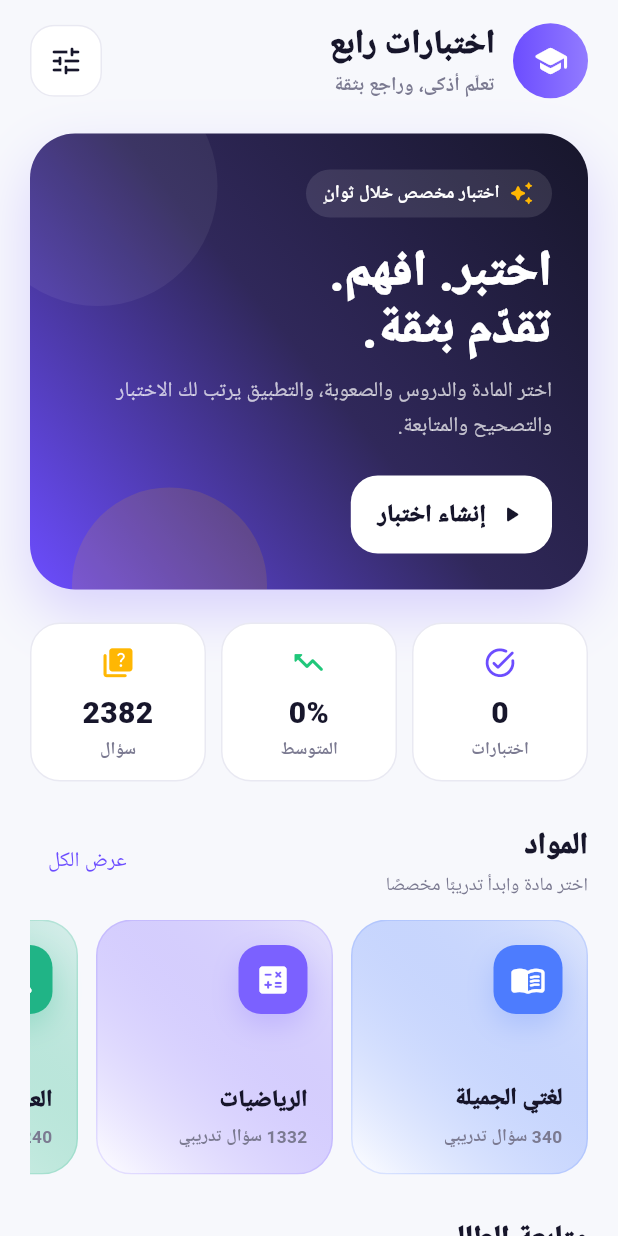
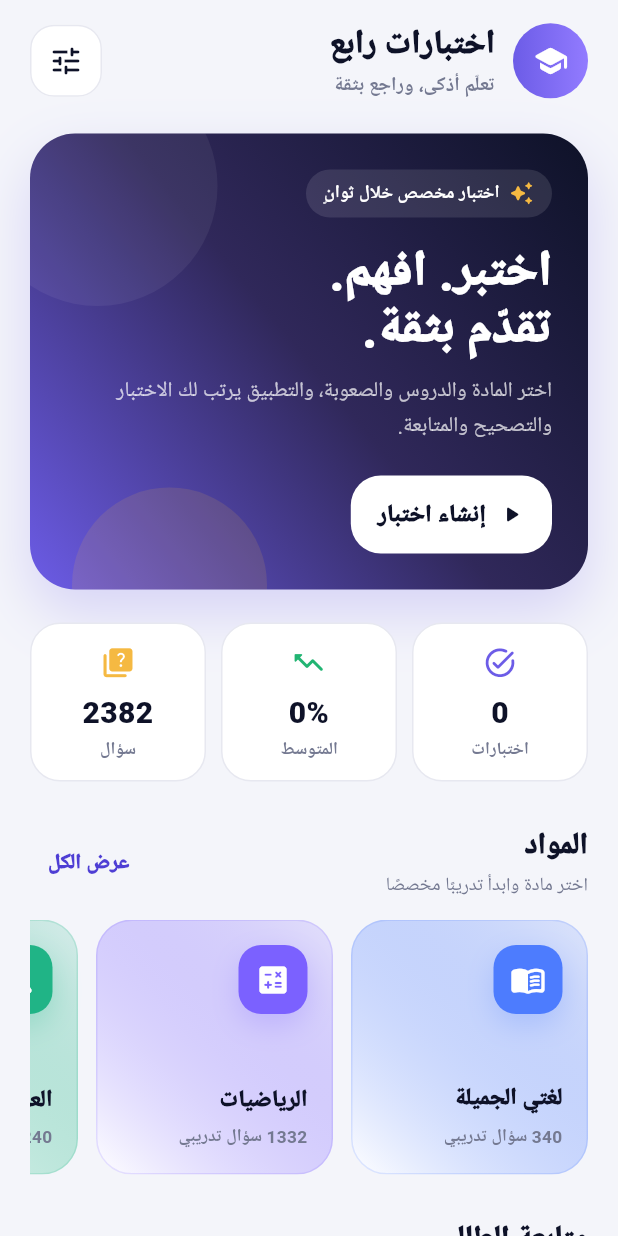
Before and after one commit to mksstoore-gif/ikhtibarat_rabe, a Flutter app: the screen it shows after launch, on a phone screen of 412 x 824 dp. Run offline on Flutter 3.47's test engine with Material 3 defaults, Android fonts, the phone set to English and light mode, and no system bars; our stand-ins replace pdf, printing, shared_preferences, sqflite; accounts and stored records are empty.

Commit message:
feat(ui): introduce premium design system

```diff
--- a/lib/theme/app_theme.dart
+++ b/lib/theme/app_theme.dart
@@ -1,16 +1,26 @@
 import 'package:flutter/material.dart';
 
 class AppColors {
-  static const primary = Color(0xFF6C4DFF);
-  static const primaryDark = Color(0xFF4B34D2);
-  static const navy = Color(0xFF17162B);
-  static const gold = Color(0xFFFFB703);
-  static const background = Color(0xFFF7F8FC);
-  static const success = Color(0xFF20C77A);
-  static const danger = Color(0xFFF04438);
-  static const muted = Color(0xFF7B7A91);
-  static const border = Color(0xFFE9E9F2);
-  static const lavender = Color(0xFFF0EDFF);
+  static const primary = Color(0xFF6C5CE7);
+  static const primaryDeep = Color(0xFF4E3ED4);
+  static const primarySoft = Color(0xFFEDEAFF);
+  static const navy = Color(0xFF0E1228);
+  static const navySoft = Color(0xFF1B2144);
+  static const gold = Color(0xFFF5B942);
+  static const goldSoft = Color(0xFFFFF4D8);
+  static const background = Color(0xFFF4F5FA);
+  static const surface = Color(0xFFFFFFFF);
+  static const surfaceSoft = Color(0xFFF9F9FC);
+  static const success = Color(0xFF22B573);
+  static const successSoft = Color(0xFFE9F9F1);
+  static const danger = Color(0xFFEE5B5B);
+  static const dangerSoft = Color(0xFFFFEEEE);
+  static const info = Color(0xFF4A7CF7);
+  static const infoSoft = Color(0xFFEBF1FF);
+  static const text = Color(0xFF14182C);
+  static const muted = Color(0xFF747991);
+  static const border = Color(0xFFE7E8F0);
+  static const lavender = Color(0xFFF1EFFF);
 }
 
 class AppTheme {
@@ -20,35 +30,44 @@ class AppTheme {
       brightness: Brightness.light,
       primary: AppColors.primary,
       secondary: AppColors.gold,
-      surface: Colors.white,
+      surface: AppColors.surface,
+      error: AppColors.danger,
     );
 
-    return ThemeData(
+    final base = ThemeData(
       useMaterial3: true,
       colorScheme: scheme,
       scaffoldBackgroundColor: AppColors.background,
+    );
+
+    return base.copyWith(
       splashFactory: InkSparkle.splashFactory,
+      textTheme: base.textTheme.apply(
+        bodyColor: AppColors.text,
+        displayColor: AppColors.text,
+      ),
       appBarTheme: const AppBarTheme(
         backgroundColor: AppColors.background,
-        foregroundColor: AppColors.navy,
+        foregroundColor: AppColors.text,
         elevation: 0,
         scrolledUnderElevation: 0,
         surfaceTintColor: Colors.transparent,
         centerTitle: false,
         titleTextStyle: TextStyle(
-          color: AppColors.navy,
+          color: AppColors.text,
           fontSize: 20,
           fontWeight: FontWeight.w900,
+          letterSpacing: -.2,
         ),
       ),
       cardTheme: CardThemeData(
-        color: Colors.white,
+        color: AppColors.surface,
         elevation: 0,
         margin: EdgeInsets.zero,
         surfaceTintColor: Colors.transparent,
         shadowColor: AppColors.primary.withOpacity(.08),
         shape: RoundedRectangleBorder(
-          borderRadius: BorderRadius.circular(24),
+          borderRadius: BorderRadius.circular(26),
           side: const BorderSide(color: AppColors.border),
         ),
       ),
@@ -60,61 +79,87 @@ class AppTheme {
       ),
       inputDecorationTheme: InputDecorationTheme(
         filled: true,
-        fillColor: Colors.white,
-        contentPadding: const EdgeInsets.symmetric(horizontal: 16, vertical: 16),
-        hintStyle: const TextStyle(color: AppColors.muted),
+        fillColor: AppColors.surface,
+        contentPadding: const EdgeInsets.symmetric(horizontal: 18, vertical: 17),
+        hintStyle: const TextStyle(color: AppColors.muted, fontWeight: FontWeight.w500),
+        labelStyle: const TextStyle(color: AppColors.muted, fontWeight: FontWeight.w700),
+        prefixIconColor: AppColors.muted,
         border: OutlineInputBorder(
-          borderRadius: BorderRadius.circular(18),
+          borderRadius: BorderRadius.circular(20),
           borderSide: const BorderSide(color: AppColors.border),
         ),
         enabledBorder: OutlineInputBorder(
-          borderRadius: BorderRadius.circular(18),
+          borderRadius: BorderRadius.circular(20),
           borderSide: const BorderSide(color: AppColors.border),
         ),
         focusedBorder: OutlineInputBorder(
-          borderRadius: BorderRadius.circular(18),
+          borderRadius: BorderRadius.circular(20),
           borderSide: const BorderSide(color: AppColors.primary, width: 1.7),
         ),
       ),
       chipTheme: ChipThemeData(
-        backgroundColor: Colors.white,
-        selectedColor: AppColors.lavender,
+        backgroundColor: AppColors.surface,
+        selectedColor: AppColors.primarySoft,
+        disabledColor: AppColors.surfaceSoft,
         side: const BorderSide(color: AppColors.border),
         shape: RoundedRectangleBorder(borderRadius: BorderRadius.circular(999)),
-        padding: const EdgeInsets.symmetric(horizontal: 8, vertical: 8),
+        padding: const EdgeInsets.symmetric(horizontal: 10, vertical: 9),
         labelStyle: const TextStyle(
-          color: AppColors.navy,
-          fontWeight: FontWeight.w700,
+          color: AppColors.text,
+          fontWeight: FontWeight.w800,
+        ),
+        secondaryLabelStyle: const TextStyle(
+          color: AppColors.primaryDeep,
+          fontWeight: FontWeight.w900,
         ),
       ),
       filledButtonTheme: FilledButtonThemeData(
         style: FilledButton.styleFrom(
-          minimumSize: const Size.fromHeight(56),
+          minimumSize: const Size.fromHeight(58),
           backgroundColor: AppColors.primary,
           foregroundColor: Colors.white,
+          disabledBackgroundColor: const Color(0xFFD9D7E7),
+          disabledForegroundColor: Colors.white,
           textStyle: const TextStyle(fontSize: 16, fontWeight: FontWeight.w900),
-          shape: RoundedRectangleBorder(borderRadius: BorderRadius.circular(18)),
+          shape: RoundedRectangleBorder(borderRadius: BorderRadius.circular(20)),
           elevation: 0,
         ),
       ),
       outlinedButtonTheme: OutlinedButtonThemeData(
         style: OutlinedButton.styleFrom(
-          minimumSize: const Size.fromHeight(54),
-          foregroundColor: AppColors.navy,
+          minimumSize: const Size.fromHeight(56),
+          foregroundColor: AppColors.text,
           side: const BorderSide(color: AppColors.border),
-          textStyle: const TextStyle(fontWeight: FontWeight.w800),
-          shape: RoundedRectangleBorder(borderRadius: BorderRadius.circular(18)),
+          textStyle: const TextStyle(fontWeight: FontWeight.w900),
+          shape: RoundedRectangleBorder(borderRadius: BorderRadius.circular(20)),
+          backgroundColor: AppColors.surface,
+        ),
+      ),
+      textButtonTheme: TextButtonThemeData(
+        style: TextButton.styleFrom(
+          foregroundColor: AppColors.primaryDeep,
+          textStyle: const TextStyle(fontWeight: FontWeight.w900),
         ),
       ),
       snackBarTheme: SnackBarThemeData(
         backgroundColor: AppColors.navy,
-        contentTextStyle: const TextStyle(color: Colors.white, fontWeight: FontWeight.w700),
+        contentTextStyle: const TextStyle(color: Colors.white, fontWeight: FontWeight.w800),
         behavior: SnackBarBehavior.floating,
-        shape: RoundedRectangleBorder(borderRadius: BorderRadius.circular(16)),
+        shape: RoundedRectangleBorder(borderRadius: BorderRadius.circular(18)),
       ),
       progressIndicatorTheme: const ProgressIndicatorThemeData(
         color: AppColors.primary,
-        linearTrackColor: AppColors.lavender,
+        linearTrackColor: AppColors.primarySoft,
+      ),
+      dialogTheme: DialogThemeData(
+        backgroundColor: AppColors.surface,
+        surfaceTintColor: Colors.transparent,
+        shape: RoundedRectangleBorder(borderRadius: BorderRadius.circular(30)),
+      ),
+      bottomSheetTheme: const BottomSheetThemeData(
+        backgroundColor: AppColors.surface,
+        surfaceTintColor: Colors.transparent,
+        showDragHandle: true,
       ),
       pageTransitionsTheme: const PageTransitionsTheme(
         builders: {
@@ -125,3 +170,21 @@ class AppTheme {
     );
   }
 }
+
+class AppShadows {
+  static List<BoxShadow> soft([Color color = AppColors.navy]) => [
+    BoxShadow(
+      color: color.withOpacity(.07),
+      blurRadius: 30,
+      offset: const Offset(0, 14),
+    ),
+  ];
+
+  static List<BoxShadow> glow(Color color) => [
+    BoxShadow(
+      color: color.withOpacity(.22),
+      blurRadius: 34,
+      offset: const Offset(0, 16),
+    ),
+  ];
+}
```
